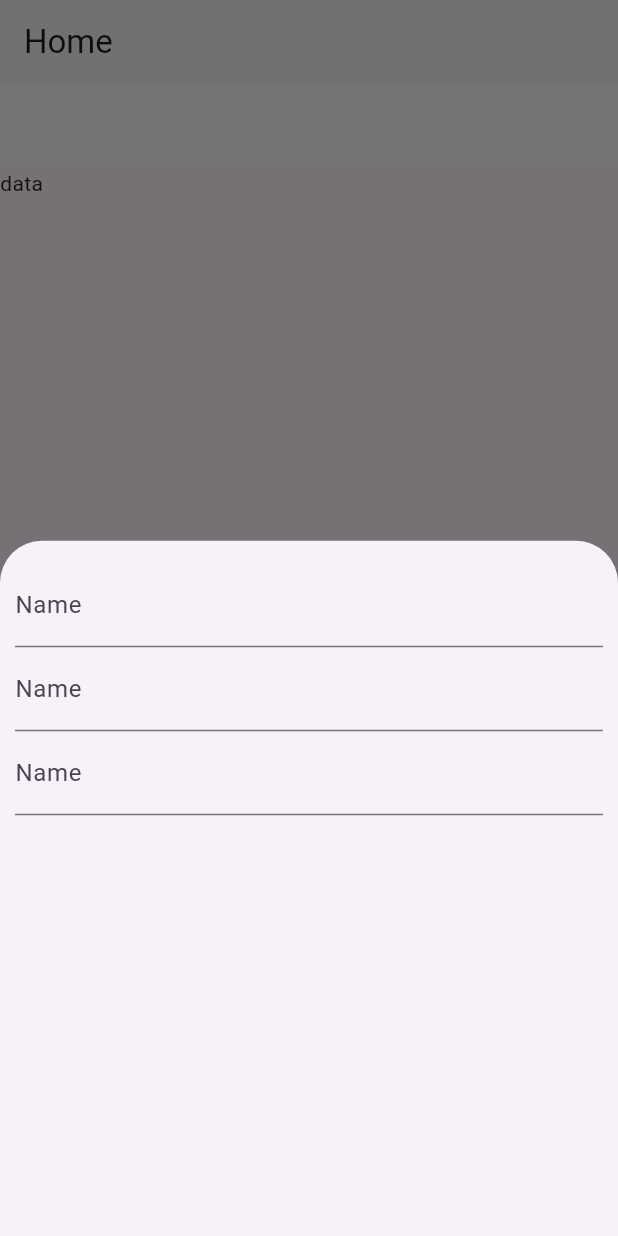
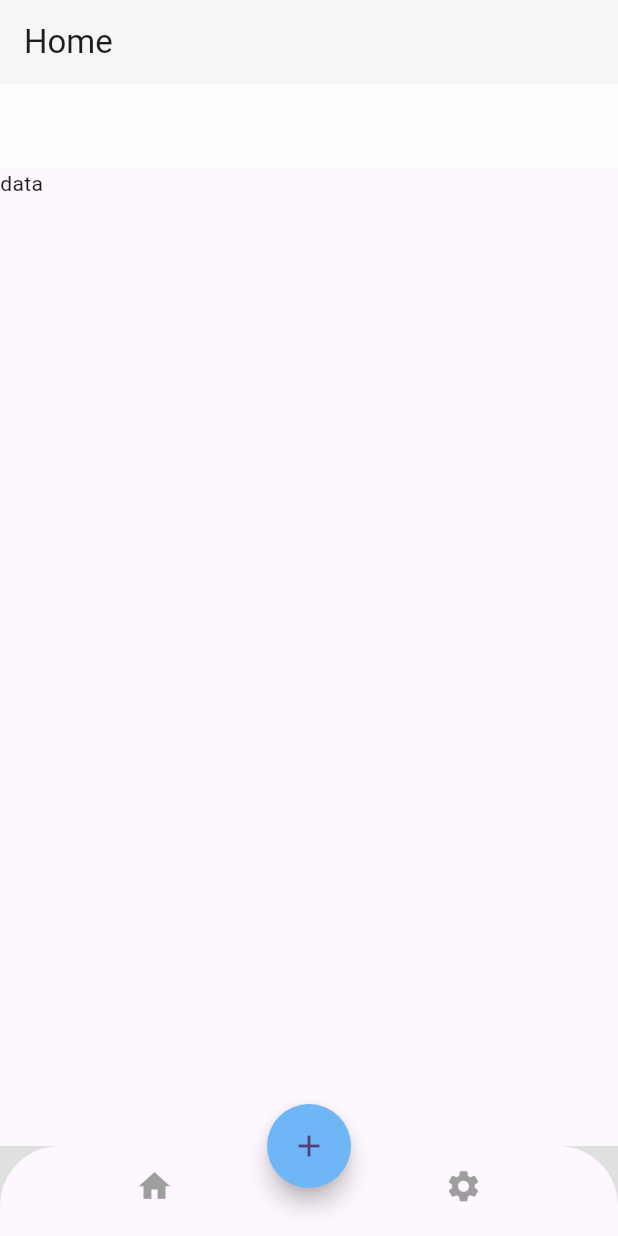
Before and after one commit to AMfaraz/expanse_tracker, a Flutter app: the screen it shows after launch, item 2 of the bottom bar chosen, after a tap on the "add" icon, on a phone screen of 412 x 824 dp. Run offline on Flutter 3.47's test engine with Material 3 defaults, Android fonts, the phone set to English and light mode, and no system bars; our stand-ins replace get.

Commit message:
For testing bottom modelsheet was repacled by insert functin

```diff
--- a/lib/model/expense.dart
+++ b/lib/model/expense.dart
@@ -21,4 +21,10 @@ class Expense {
   static List<Expense> getExpenseList(){
     return List.from(_expenseList);
   }
+
+  static void insert(){
+    _expenseList.add(
+      Expense(icon:Icon(Icons.fastfood),title: "Pizza", category: "Food", amount: 25, date: _format.format(DateTime.now()))
+      );
+  }
 }
--- a/lib/screen/home_screen.dart
+++ b/lib/screen/home_screen.dart
@@ -11,6 +11,9 @@ import './expenses_screen.dart';
 
 //widgets
 import '../widgets/home_screen_widgets/custom_bottom_navigation_bar.dart';
+
+//models
+import '../model/expense.dart';
 
 class HomeScreen extends StatelessWidget {
   HomeScreen({super.key});
@@ -45,36 +48,40 @@ class HomeScreen extends StatelessWidget {
         ),
 
         //this adds modelbottomsheet
+        // onPressed: () {
+        //   showModalBottomSheet(context: context, builder: (context){
+        //     return Container(
+        //       margin: const EdgeInsets.symmetric(vertical: 15,horizontal: 10),
+        //       child: const Column(
+        //         children: <Widget>[
+        //           TextField(
+        //             decoration: InputDecoration(
+        //               label: Text("Name"),
+        //               hintText: "Pizza",
+        //             ),
+        //           ),
+
+        //           TextField(
+        //             decoration: InputDecoration(
+        //               label: Text("Name"),
+        //               hintText: "Pizza",
+        //             ),
+        //           ),
+
+        //           TextField(
+        //             decoration: InputDecoration(
+        //               label: Text("Name"),
+        //               hintText: "Pizza",
+        //             ),
+        //           ),
+        //         ],
+        //       ),
+        //     );
+        //   });
+        // },
         onPressed: () {
-          showModalBottomSheet(context: context, builder: (context){
-            return Container(
-              margin: const EdgeInsets.symmetric(vertical: 15,horizontal: 10),
-              child: const Column(
-                children: <Widget>[
-                  TextField(
-                    decoration: InputDecoration(
-                      label: Text("Name"),
-                      hintText: "Pizza",
-                    ),
-                  ),
-
-                  TextField(
-                    decoration: InputDecoration(
-                      label: Text("Name"),
-                      hintText: "Pizza",
-                    ),
-                  ),
-
-                  TextField(
-                    decoration: InputDecoration(
-                      label: Text("Name"),
-                      hintText: "Pizza",
-                    ),
-                  ),
-                ],
-              ),
-            );
-          });
+          Expense.insert();
+          print(Expense.getExpenseList().length);
         },
         child: const Icon(Icons.add),
       ),
--- a/lib/widgets/home_screen_widgets/recent_expense_list.dart
+++ b/lib/widgets/home_screen_widgets/recent_expense_list.dart
@@ -45,7 +45,7 @@ class RecentExpenseList extends StatelessWidget {
                           crossAxisAlignment: CrossAxisAlignment.end,
                           children: <Widget>[
                             Text("-\$ ${expenses[index].amount}"),
-                            Text("${expenses[index].date}"),
+                            Text(expenses[index].date),
                           ],
                         ),
                       ),
```
